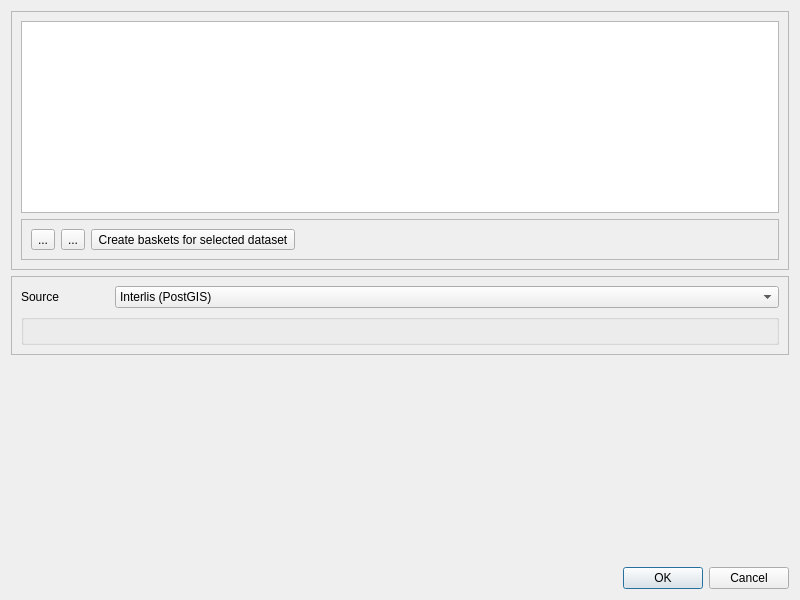
Above: QgisModelBaker/ui/dataset_manager.ui from opengisch/QgisModelBaker before the change. Below: the same form after it.
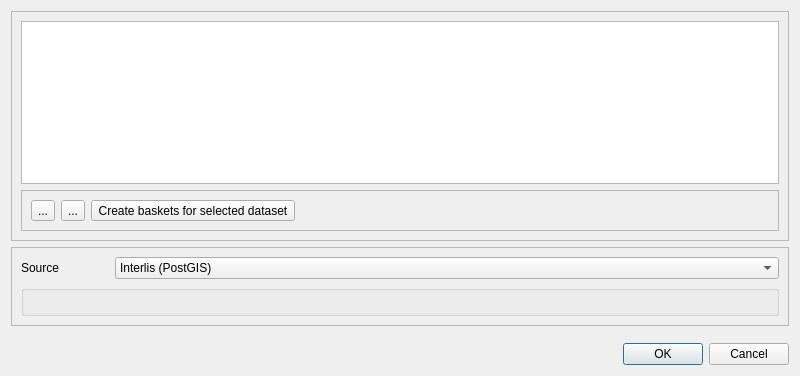
That is the form after the change. Icons and pictures are not drawn.

Commit message: integrate dataset manager in import dialog

The edit to the form file:
```diff
--- a/QgisModelBaker/ui/dataset_manager.ui
+++ b/QgisModelBaker/ui/dataset_manager.ui
@@ -7,7 +7,7 @@
     <x>0</x>
     <y>0</y>
     <width>800</width>
-    <height>600</height>
+    <height>376</height>
    </rect>
   </property>
   <property name="windowTitle">
```
Left out of the diff: 2 changed lines with no effect on the pictures. The commit also changes 3 other files.
